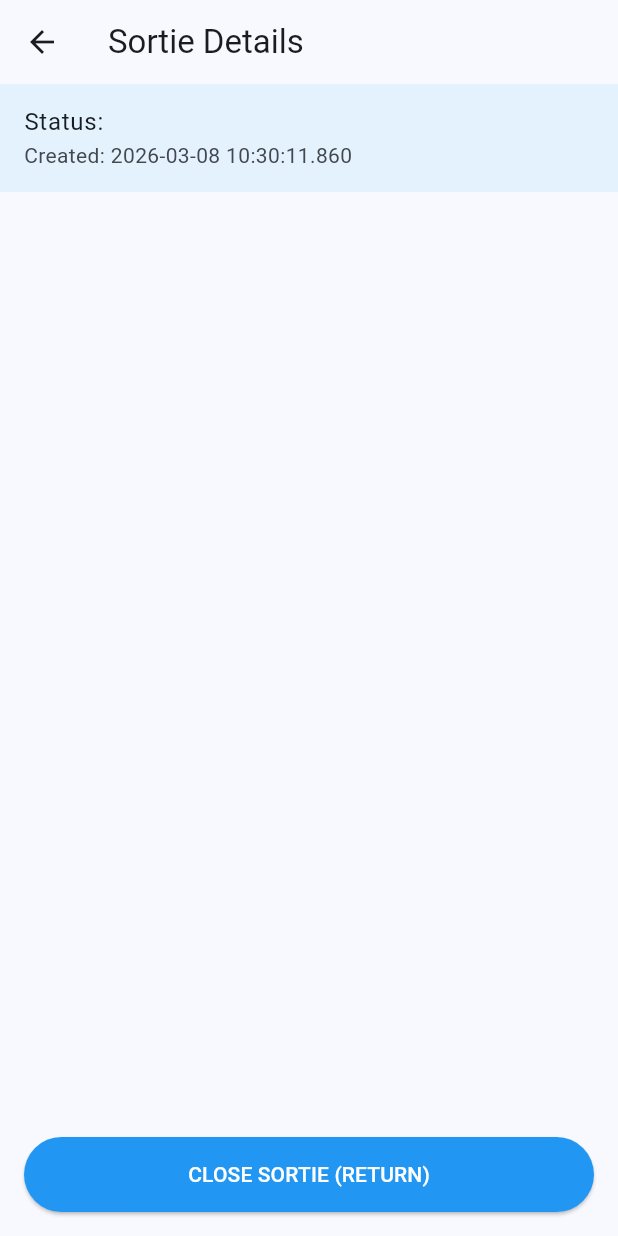
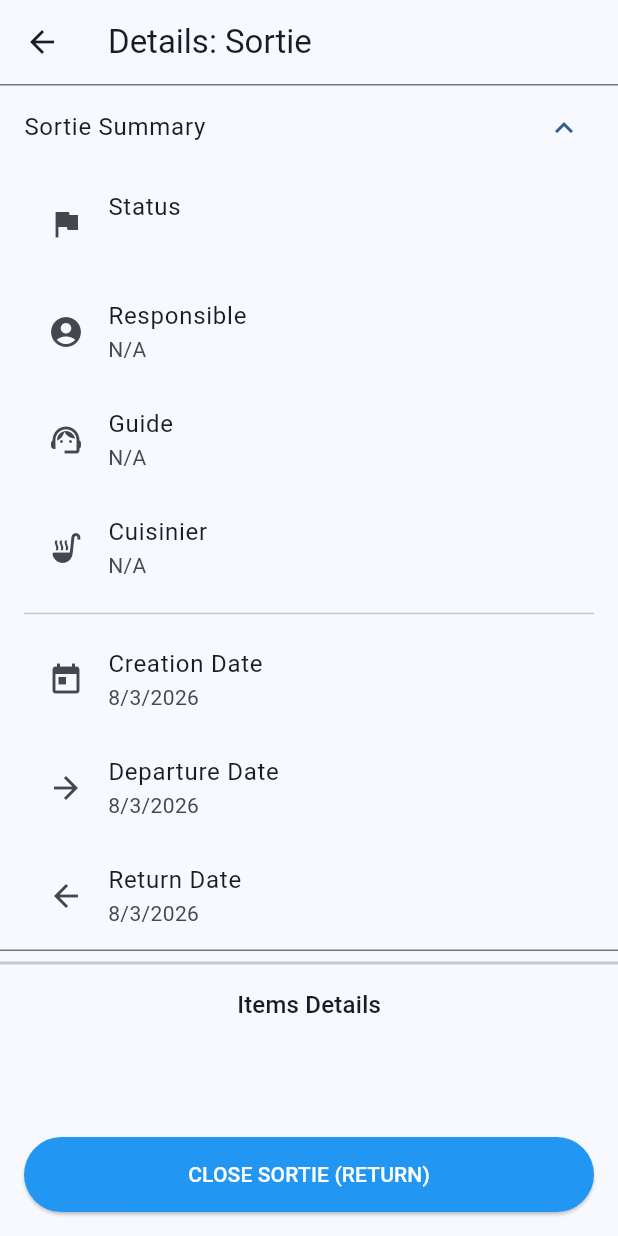
Before and after one commit to Mekaoussi/mission-orders-tracker, a Flutter app: the SortieDetailPage screen opened directly with empty values, on a phone screen of 412 x 824 dp. Run offline on Flutter 3.47's test engine with Material 3 defaults, Android fonts, the phone set to English and light mode, and no system bars; our stand-ins replace device_preview, dropdown_search, hive, hive_flutter; accounts and stored records are empty.

Commit message:
added better look for the hisotry listile item

```diff
--- a/lib/sorties_page.dart
+++ b/lib/sorties_page.dart
@@ -689,17 +689,76 @@ class _SortieDetailPageState extends State<SortieDetailPage> {
   @override
   Widget build(BuildContext context) {
     final stockProvider = Provider.of<StockProvider>(context, listen: false);
+    final peopleProvider = Provider.of<PeopleProvider>(context, listen: false);
     final isReadOnly = widget.sortie.status == 'completed';
 
+    String getPersonName(String? id) {
+      if (id == null || id.isEmpty) return 'N/A';
+      try {
+        return peopleProvider.people.firstWhere((p) => p.id == id).name;
+      } catch (e) {
+        return 'Unknown Person';
+      }
+    }
+
+    String formatDate(DateTime date) {
+      return '${date.day}/${date.month}/${date.year}';
+    }
+
     return Scaffold(
-      appBar: AppBar(title: const Text('Sortie Details')),
+      appBar: AppBar(title: Text('Details: Sortie ${widget.sortie.displayId}')),
       body: Column(
         children: [
-          // Header Info
-          ListTile(
-            title: Text('Status: ${widget.sortie.status.toUpperCase()}'),
-            subtitle: Text('Created: ${widget.sortie.creationDate}'),
-            tileColor: isReadOnly ? Colors.grey[200] : Colors.blue[50],
+          ExpansionTile(
+            title: const Text('Sortie Summary'),
+            initiallyExpanded: true,
+            childrenPadding: const EdgeInsets.symmetric(horizontal: 16),
+            children: [
+              ListTile(
+                leading: const Icon(Icons.flag),
+                title: const Text('Status'),
+                subtitle: Text(widget.sortie.status.toUpperCase()),
+              ),
+              ListTile(
+                leading: const Icon(Icons.account_circle),
+                title: const Text('Responsible'),
+                subtitle: Text(getPersonName(widget.sortie.responsibleId)),
+              ),
+              ListTile(
+                leading: const Icon(Icons.support_agent),
+                title: const Text('Guide'),
+                subtitle: Text(getPersonName(widget.sortie.guideId)),
+              ),
+              ListTile(
+                leading: const Icon(Icons.soup_kitchen),
+                title: const Text('Cuisinier'),
+                subtitle: Text(getPersonName(widget.sortie.cuisinierId)),
+              ),
+              const Divider(),
+              ListTile(
+                leading: const Icon(Icons.today),
+                title: const Text('Creation Date'),
+                subtitle: Text(formatDate(widget.sortie.creationDate)),
+              ),
+              ListTile(
+                leading: const Icon(Icons.arrow_forward),
+                title: const Text('Departure Date'),
+                subtitle: Text(formatDate(widget.sortie.departureDate)),
+              ),
+              ListTile(
+                leading: const Icon(Icons.arrow_back),
+                title: const Text('Return Date'),
+                subtitle: Text(formatDate(widget.sortie.returnDate)),
+              ),
+            ],
+          ),
+          const Divider(thickness: 2),
+          Padding(
+            padding: const EdgeInsets.symmetric(vertical: 8.0),
+            child: Text(
+              'Items Details',
+              style: Theme.of(context).textTheme.titleMedium,
+            ),
           ),
           Expanded(
             child: ListView.builder(
```
